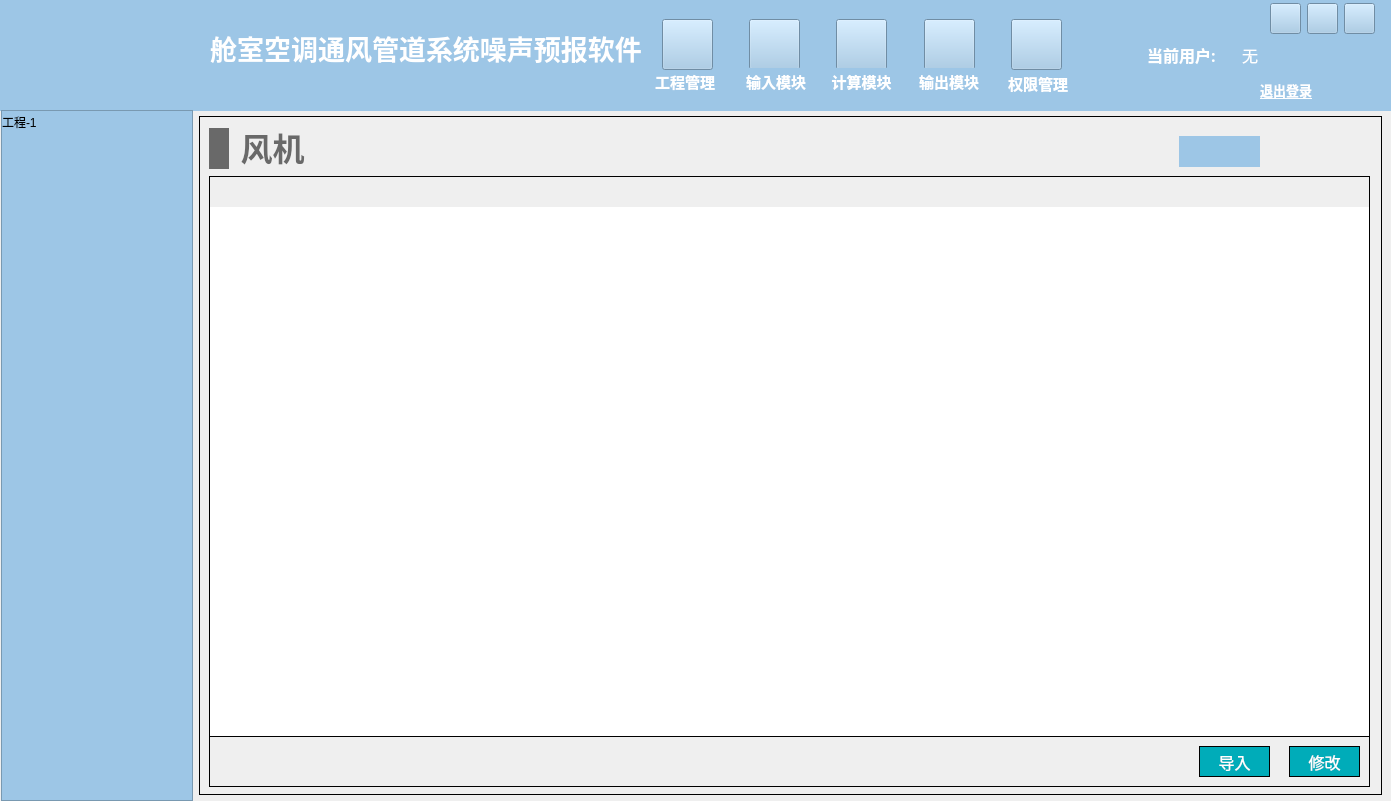
Qt form NoiseCalSoft/widget.ui (haobana/NoiCal) before a commit.
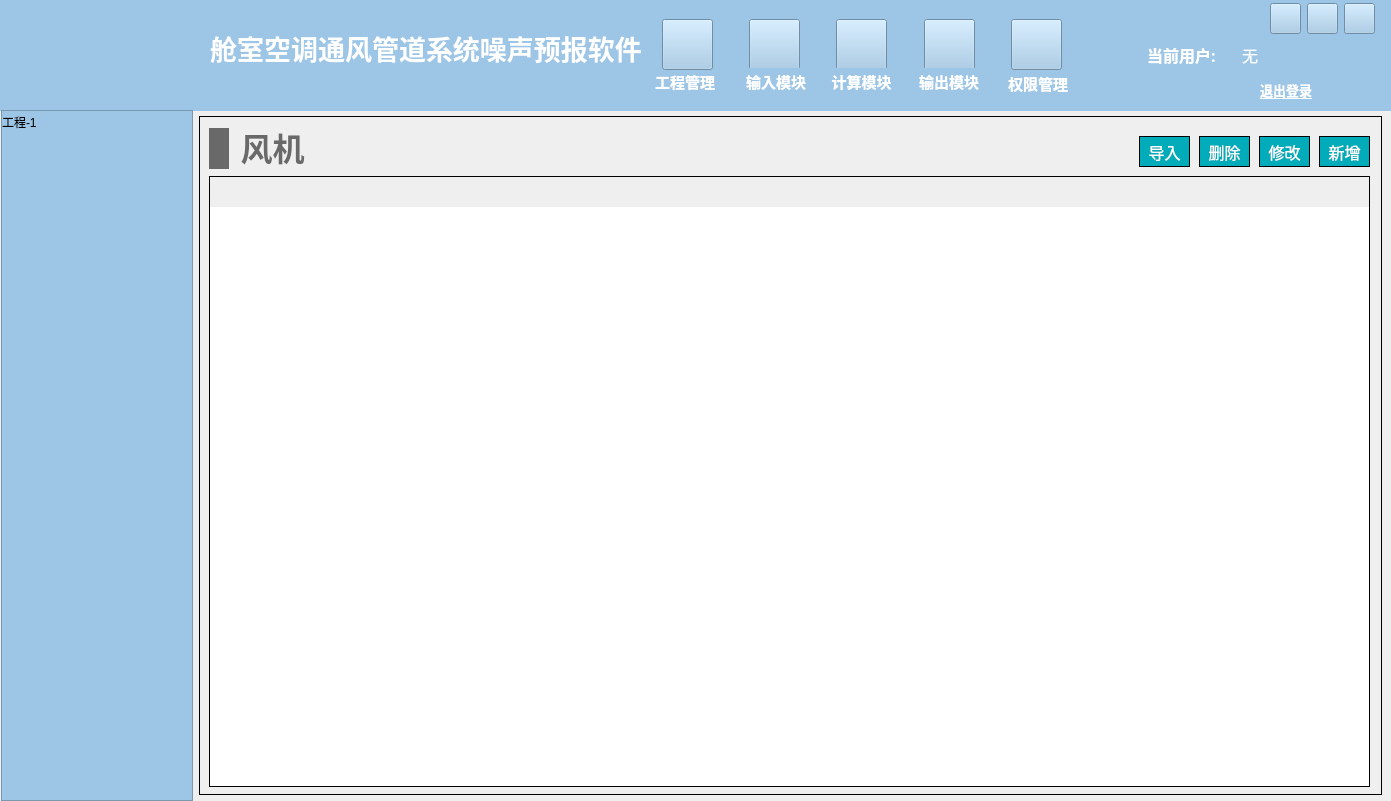
The same form after that commit. The open tabs and pages were chosen to show the change. Icons and pictures are not drawn.

```diff
--- a/NoiseCalSoft/widget.ui
+++ b/NoiseCalSoft/widget.ui
@@ -1686,7 +1686,7 @@
         <x>10</x>
         <y>60</y>
         <width>1161</width>
-        <height>561</height>
+        <height>611</height>
        </rect>
       </property>
       <property name="focusPolicy">
@@ -1756,51 +1756,93 @@
        <enum>QFrame::StyledPanel</enum>
       </property>
      </widget>
-     <widget class="QWidget" name="buttonWidget_fan_noi" native="true">
+     <widget class="QPushButton" name="pushButton_fanNoi_add">
       <property name="geometry">
        <rect>
-        <x>980</x>
+        <x>1120</x>
         <y>20</y>
-        <width>81</width>
+        <width>51</width>
         <height>31</height>
        </rect>
       </property>
+      <property name="font">
+       <font>
+        <family>Microsoft YaHei</family>
+        <pointsize>12</pointsize>
+       </font>
+      </property>
       <property name="styleSheet">
-       <string notr="true">#buttonWidget_fan_noi
+       <string notr="true">QPushButton
 {
-background:#9DC6E6;
+	color:#ffffff; /*文字颜色*/
+    background-color: #00ACB9;/*背景色*/
+    border-radius:0px; /*边框倒角*/
+	border: 1px solid #000000;
+}
+
+
+QPushButton:hover 
+{
+background-color: rgb(0,142,153);
+color: white;
 }</string>
       </property>
+      <property name="text">
+       <string>新增</string>
+      </property>
      </widget>
-     <widget class="QWidget" name="widget" native="true">
+     <widget class="QPushButton" name="pushButton_fanNoi_del">
       <property name="geometry">
        <rect>
-        <x>10</x>
-        <y>620</y>
-        <width>1161</width>
-        <height>51</height>
+        <x>1000</x>
+        <y>20</y>
+        <width>51</width>
+        <height>31</height>
        </rect>
       </property>
+      <property name="font">
+       <font>
+        <family>Microsoft YaHei</family>
+        <pointsize>12</pointsize>
+       </font>
+      </property>
       <property name="styleSheet">
-       <string notr="true">border: 1px solid #000000;</string>
+       <string notr="true">QPushButton
+{
+	color:#ffffff; /*文字颜色*/
+    background-color: #00ACB9;/*背景色*/
+    border-radius:0px; /*边框倒角*/
+	border: 1px solid #000000;
+}
+
+
+QPushButton:hover 
+{
+background-color: rgb(0,142,153);
+color: white;
+}</string>
       </property>
-      <widget class="QPushButton" name="pushButton_fanNoi_input">
-       <property name="geometry">
-        <rect>
-         <x>990</x>
-         <y>10</y>
-         <width>71</width>
-         <height>31</height>
-        </rect>
-       </property>
-       <property name="font">
-        <font>
-         <family>Microsoft YaHei</family>
-         <pointsize>12</pointsize>
-        </font>
-       </property>
-       <property name="styleSheet">
-        <string notr="true">QPushButton
+      <property name="text">
+       <string>删除</string>
+      </property>
+     </widget>
+     <widget class="QPushButton" name="pushButton_fanNoi_revise">
+      <property name="geometry">
+       <rect>
+        <x>1060</x>
+        <y>20</y>
+        <width>51</width>
+        <height>31</height>
+       </rect>
+      </property>
+      <property name="font">
+       <font>
+        <family>Microsoft YaHei</family>
+        <pointsize>12</pointsize>
+       </font>
+      </property>
+      <property name="styleSheet">
+       <string notr="true">QPushButton
 {
 	color:#ffffff; /*文字颜色*/
     background-color: #00ACB9;/*背景色*/
@@ -1814,28 +1856,28 @@
 background-color: rgb(0,142,153);
 color: white;
 }</string>
-       </property>
-       <property name="text">
-        <string>导入</string>
-       </property>
-      </widget>
-      <widget class="QPushButton" name="pushButton_fanNoi_revise">
-       <property name="geometry">
-        <rect>
-         <x>1080</x>
-         <y>10</y>
-         <width>71</width>
-         <height>31</height>
-        </rect>
-       </property>
-       <property name="font">
-        <font>
-         <family>Microsoft YaHei</family>
-         <pointsize>12</pointsize>
-        </font>
-       </property>
-       <property name="styleSheet">
-        <string notr="true">QPushButton
+      </property>
+      <property name="text">
+       <string>修改</string>
+      </property>
+     </widget>
+     <widget class="QPushButton" name="pushButton_fanNoi_input">
+      <property name="geometry">
+       <rect>
+        <x>940</x>
+        <y>20</y>
+        <width>51</width>
+        <height>31</height>
+       </rect>
+      </property>
+      <property name="font">
+       <font>
+        <family>Microsoft YaHei</family>
+        <pointsize>12</pointsize>
+       </font>
+      </property>
+      <property name="styleSheet">
+       <string notr="true">QPushButton
 {
 	color:#ffffff; /*文字颜色*/
     background-color: #00ACB9;/*背景色*/
@@ -1849,11 +1891,10 @@
 background-color: rgb(0,142,153);
 color: white;
 }</string>
-       </property>
-       <property name="text">
-        <string>修改</string>
-       </property>
-      </widget>
+      </property>
+      <property name="text">
+       <string>导入</string>
+      </property>
      </widget>
      <zorder>tableWidget_fan_noi</zorder>
      <zorder>layoutWidget_2</zorder>
```
Left out of the diff: 8 changed lines with no effect on the pictures.
